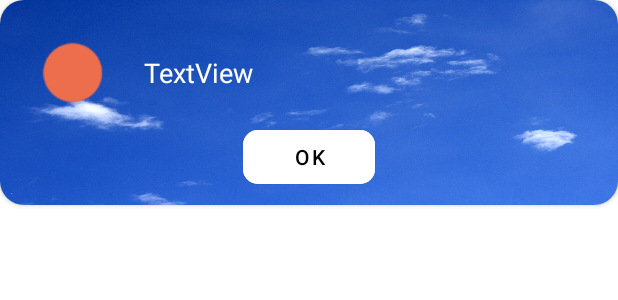
After one commit to Toba999/WeatherApp, an Android app: the layout alert_window_manger.xml on its own in the app's theme, with its tools: preview values and no code run, on a phone screen of 412 x 824 dp. The commit adds this screen. Shown: the top 300 px of the screen. Run offline under Robolectric (Android 15) with nearby library versions, the phone set to English and light mode, and no system bars.

Commit message:
finish notification and dialog with changing background

```diff
--- a/app/src/main/java/com/example/weatherapp/alarmScreen/view/AlarmActivity.kt
+++ b/app/src/main/java/com/example/weatherapp/alarmScreen/view/AlarmActivity.kt
@@ -130,7 +130,7 @@ class AlarmActivity : AppCompatActivity() {
                     startActivityForResult(intent, 1)
                     //It will call onActivityResult Function After you press Yes/No and go Back after giving permission
                     dialog.dismiss()
-                    navigateToCreateAlarmDialog()
+
                 }.setNegativeButton(
                     getString(R.string.overlay_negative_button)
                 ) { dialog: DialogInterface, _: Int ->
--- a/app/src/main/java/com/example/weatherapp/favouriteScreen/view/DisplayFavouriteActivity.kt
+++ b/app/src/main/java/com/example/weatherapp/favouriteScreen/view/DisplayFavouriteActivity.kt
@@ -45,6 +45,7 @@ class DisplayFavouriteActivity : AppCompatActivity() {
     private var language: String = "en"
     private var units: String = "metric"
     private lateinit var dialog: Dialog
+    val nigthTime =64800000
 
 
     override fun onCreate(savedInstanceState: Bundle?) {
@@ -53,7 +54,9 @@ class DisplayFavouriteActivity : AppCompatActivity() {
         setContentView(binding.root)
         dialog = ProgressDialog.setProgressDialog(this, "Loading..")
         dialog.show()
-
+        if(getCurrentTime()>nigthTime){
+            binding.favParent.setBackgroundResource(R.drawable.night_sky)
+        }
         handleBackButton()
         binding.ivBackDf.setOnClickListener {
             startActivity(Intent(this,FavouriteActivity::class.java))
--- a/app/src/main/java/com/example/weatherapp/homeScreen/view/HomeActivity.kt
+++ b/app/src/main/java/com/example/weatherapp/homeScreen/view/HomeActivity.kt
@@ -49,6 +49,7 @@ class HomeActivity : AppCompatActivity(), ConnectivityChecker.ConnectivityReceiv
     private lateinit var viewModel: HomeViewModel
     private lateinit var viewModelFactory: HomeViewModelFactory
     private lateinit var dialog: Dialog
+    val nigthTime =64800000
 
 
     override fun onCreate(savedInstanceState: Bundle?) {
@@ -57,6 +58,10 @@ class HomeActivity : AppCompatActivity(), ConnectivityChecker.ConnectivityReceiv
         setContentView(binding.root)
         dialog = ProgressDialog.setProgressDialog(this, "Loading..")
         dialog.show()
+
+        if(getCurrentTime()>nigthTime){
+            binding.parentLayout.setBackgroundResource(R.drawable.night_sky)
+        }
 
         ConnectivityChecker.connectivityReceiverListener = this
 
--- a/app/src/main/res/layout/activity_display_favourite_activity.xml
+++ b/app/src/main/res/layout/activity_display_favourite_activity.xml
@@ -2,10 +2,11 @@
 <androidx.constraintlayout.widget.ConstraintLayout xmlns:android="http://schemas.android.com/apk/res/android"
     xmlns:app="http://schemas.android.com/apk/res-auto"
     xmlns:tools="http://schemas.android.com/tools"
+    android:id="@+id/fav_parent"
     android:layout_width="match_parent"
     android:layout_height="match_parent"
-    tools:context=".favouriteScreen.view.DisplayFavouriteActivity"
-    android:background="@drawable/blue_sky">
+    android:background="@drawable/blue_sky"
+    tools:context=".favouriteScreen.view.DisplayFavouriteActivity">
 
     <ScrollView
         android:layout_width="match_parent"
--- /dev/null
+++ b/app/src/main/res/layout/alert_window_manger.xml
@@ -0,0 +1,52 @@
+<?xml version="1.0" encoding="utf-8"?>
+<androidx.cardview.widget.CardView xmlns:android="http://schemas.android.com/apk/res/android"
+    xmlns:app="http://schemas.android.com/apk/res-auto"
+    xmlns:tools="http://schemas.android.com/tools"
+    android:layout_width="match_parent"
+    android:layout_height="wrap_content"
+    app:cardCornerRadius="16dp">
+
+    <androidx.constraintlayout.widget.ConstraintLayout
+        android:layout_width="match_parent"
+        android:layout_height="wrap_content"
+        android:background="@drawable/blue_sky"
+        android:padding="8dp">
+
+        <Button
+            android:id="@+id/btn_ok"
+            android:layout_width="wrap_content"
+            android:layout_height="wrap_content"
+            android:layout_marginTop="20dp"
+            android:layout_marginEnd="154dp"
+            android:backgroundTint="@color/white"
+            android:text="@string/btn_Done"
+            android:textColor="@color/black"
+            app:cornerRadius="10dp"
+            app:layout_constraintEnd_toEndOf="parent"
+            app:layout_constraintTop_toBottomOf="@+id/text_description"
+            tools:text="@string/btn_ok" />
+
+        <ImageView
+            android:id="@+id/image_icon"
+            android:layout_width="80dp"
+            android:layout_height="80dp"
+            app:layout_constraintStart_toStartOf="parent"
+            app:layout_constraintTop_toTopOf="parent"
+            tools:srcCompat="@drawable/icon_01d" />
+
+        <TextView
+            android:id="@+id/text_description"
+            android:layout_width="0dp"
+            android:layout_height="wrap_content"
+            android:layout_marginStart="8dp"
+            android:layout_marginEnd="8dp"
+            android:textColor="@color/white"
+            android:textSize="18sp"
+            app:layout_constraintBottom_toBottomOf="@+id/image_icon"
+            app:layout_constraintEnd_toEndOf="parent"
+            app:layout_constraintStart_toEndOf="@+id/image_icon"
+            app:layout_constraintTop_toTopOf="@+id/image_icon"
+            tools:text="TextView" />
+
+    </androidx.constraintlayout.widget.ConstraintLayout>
+</androidx.cardview.widget.CardView>
--- a/app/src/main/res/values/strings.xml
+++ b/app/src/main/res/values/strings.xml
@@ -17,7 +17,8 @@
     <string name="isMap">isMap</string>
     <!--    shared_pref-->
     <string name="isFavourite">isFavourite</string>
-
+    <string name="channel_name">channel_name_toba</string>
+    <string name="channel_description">channel_description_toba</string>
 
 
     <string name="weather_details">Weather Details</string>
```
Also changed, not shown: app/src/main/AndroidManifest.xml (+16 -6 lines), app/src/main/java/com/example/weatherapp/createAlarmScreen/view/CreateAlarmActivity.kt (+8 -10 lines), app/src/main/java/com/example/weatherapp/utility/TimeUtility.kt (+30 -0 lines), app/src/main/java/com/example/weatherapp/workManager/AlertService.kt (added, +95 -0 lines), app/src/main/java/com/example/weatherapp/workManager/AlertWindowManger.kt (added, +74 -0 lines), app/src/main/java/com/example/weatherapp/workManager/MyOneTimeWorkManger.kt (added, +47 -0 lines), app/src/main/java/com/example/weatherapp/workManager/MyPeriodicManager.kt (added, +86 -0 lines), 1 other file.
